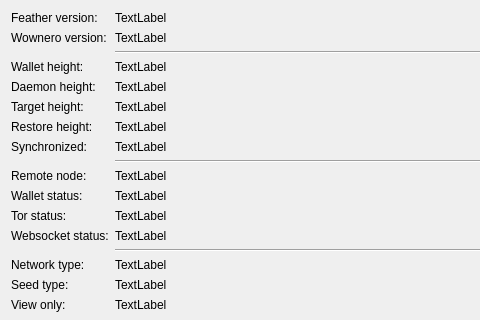
Above: src/dialog/debuginfodialog.ui from sanderfoobar/wowlet before the change; both pictures show x 0 to 480 and y 0 to 320 of the 693 by 612 pixel window. Below: the same form after it.
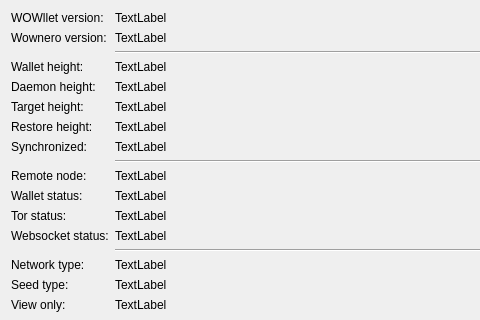
That is the form after the change.

```diff
--- a/src/dialog/debuginfodialog.ui
+++ b/src/dialog/debuginfodialog.ui
@@ -19,7 +19,7 @@
      <item row="0" column="0">
       <widget class="QLabel" name="label">
        <property name="text">
-        <string>Feather version:</string>
+        <string>WOWllet version:</string>
        </property>
       </widget>
      </item>
```
